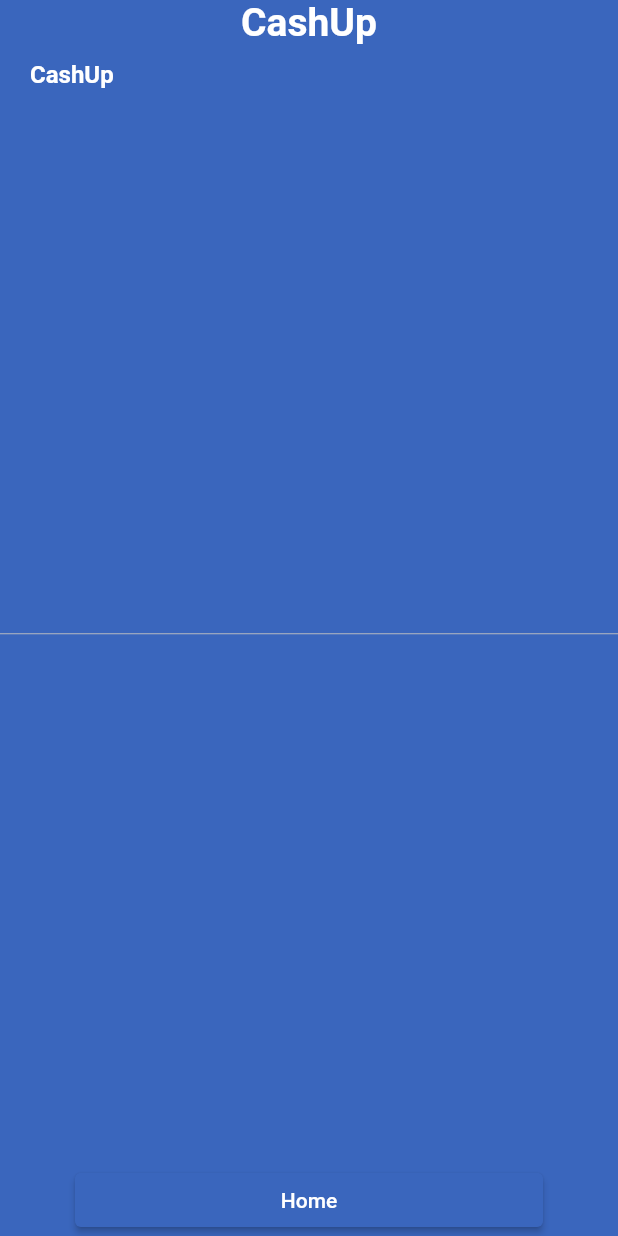
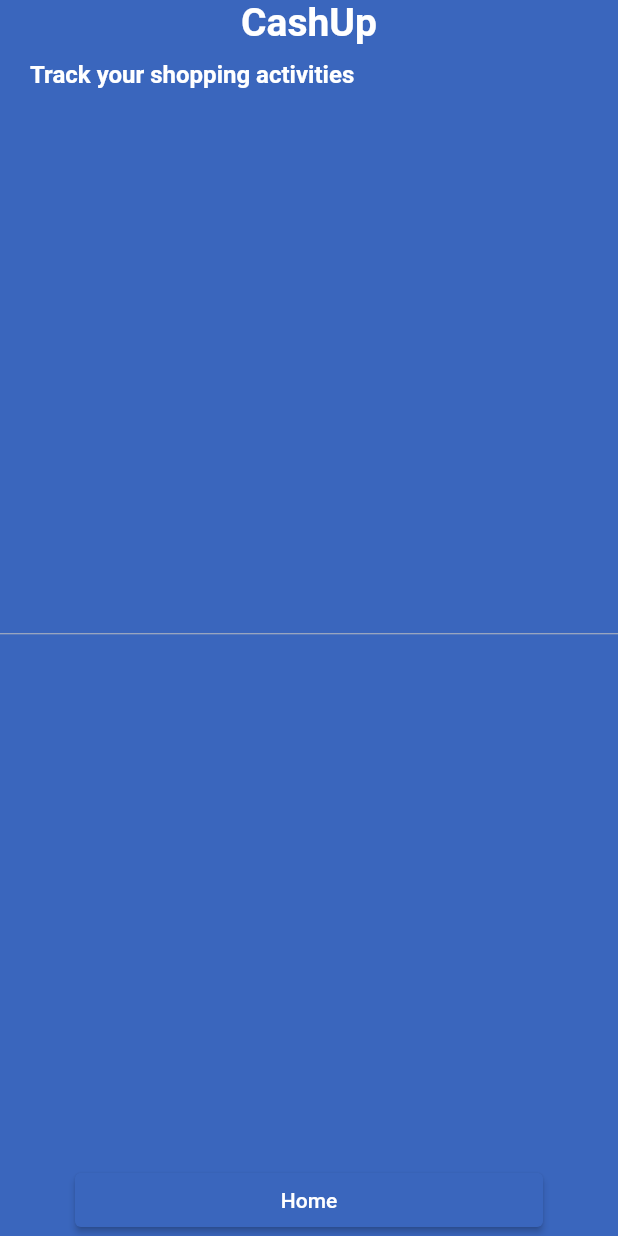
Before and after one commit to MaryDayGit/keeptrack, a Flutter app: the MenuWidgetPage screen opened directly, on a phone screen of 412 x 824 dp. Run offline on Flutter 3.47's test engine with Material 2 defaults, Android fonts, the phone set to English and light mode, and no system bars.

Commit message:
мини фикс

```diff
--- a/lib/main.dart
+++ b/lib/main.dart
@@ -1,5 +1,6 @@
 import 'package:flutter/material.dart';
 import 'package:keeptrack/page/authpage.dart';
+import 'package:keeptrack/page/menupage.dart';
 import 'package:keeptrack/page/register.dart';
 import 'package:keeptrack/page/signpage.dart';
 
@@ -21,6 +22,7 @@ class MyApp extends StatelessWidget {
         // When navigating to the "/second" route, build the SecondScreen widget.
         '/signup': (context) => const SignUp(),
         "/register": (context) => const RegisterPage(),
+        "/menupage": (context) => const MenuWidgetPage(),
       },
 
       //theme: ThemeData(backgroundColor: const Color(0xFF3A66BD)),
--- a/lib/page/menupage.dart
+++ b/lib/page/menupage.dart
@@ -33,7 +33,7 @@ class MenuWidgetPage extends StatelessWidget {
               child: const Align(
                 alignment: Alignment.topLeft,
                 child: Text(
-                  'CashUp',
+                  'Track your shopping activities',
                   textScaleFactor: 1.0,
                   style: TextStyle(
                     fontSize: 16,
--- a/lib/page/signpage.dart
+++ b/lib/page/signpage.dart
@@ -91,7 +91,9 @@ class _SignUpState extends State<SignUp> {
                       primary: const Color(0xFF3A66BD),
                       onPrimary: Colors.white,
                     ),
-                    onPressed: () {},
+                    onPressed: () {
+                      Navigator.pushNamed(context, '/menupage');
+                    },
                   ),
                 ),
               ),
```
